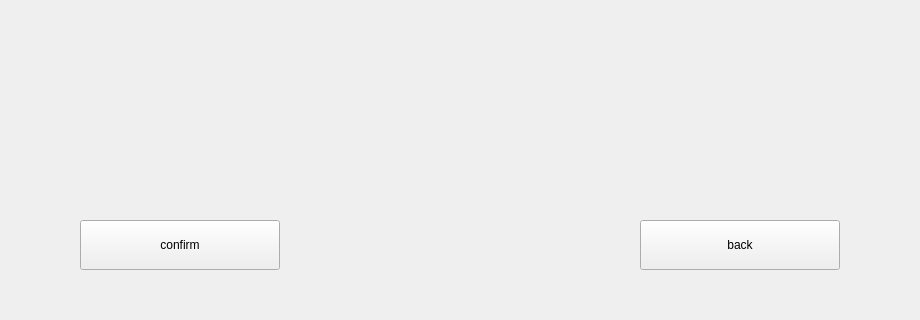
Before: the Qt Designer form e.ui in Salvare777/qt-lab, drawn with Qt 5; both pictures show x 160 to 1080 and y 480 to 800 of the 1300 by 800 pixel window.
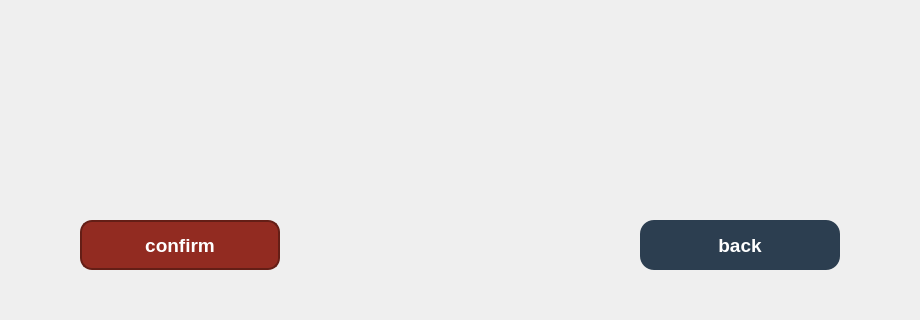
After: the same form once the commit is applied. Icons and pictures are not drawn. Custom widgets are drawn as their Qt base class.

Diff of the .ui file:
```diff
--- a/e.ui
+++ b/e.ui
@@ -41,6 +41,26 @@
      <height>50</height>
     </rect>
    </property>
+   <property name="font">
+    <font>
+     <pointsize>14</pointsize>
+     <bold>true</bold>
+    </font>
+   </property>
+   <property name="styleSheet">
+    <string notr="true">QPushButton {
+  background-color: #922b21;
+  color: white;
+  border: 2px solid #641e16;
+  border-radius: 12px;
+}
+QPushButton:hover {
+  background-color: white;
+  color: #922b21;
+  border: 2px solid #922b21;
+}
+</string>
+   </property>
    <property name="text">
     <string>confirm</string>
    </property>
@@ -54,6 +74,28 @@
      <height>50</height>
     </rect>
    </property>
+   <property name="font">
+    <font>
+     <pointsize>14</pointsize>
+     <bold>true</bold>
+    </font>
+   </property>
+   <property name="styleSheet">
+    <string notr="true">QPushButton {
+  background-color: #2c3e50;           /* 深蓝背景 */
+  color: white;
+  border: none;
+  border-radius: 14px;
+  padding: 8px 20px;
+  font-weight: bold;
+}
+QPushButton:hover {
+  background-color: white;
+  color: #2c3e50;
+  border: 2px solid #2c3e50;
+}
+</string>
+   </property>
    <property name="text">
     <string>back</string>
    </property>
```
